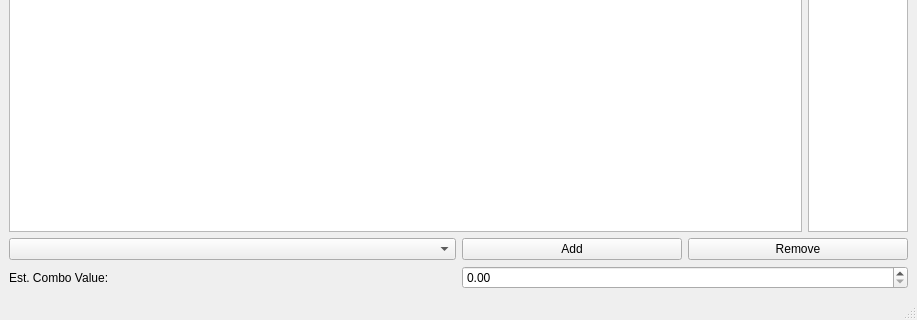
Inexorably/gwentCalc, file comboeditorwindow.ui: the form before one commit; both pictures show x 0 to 917 and y 235 to 555 of the 917 by 555 pixel window.
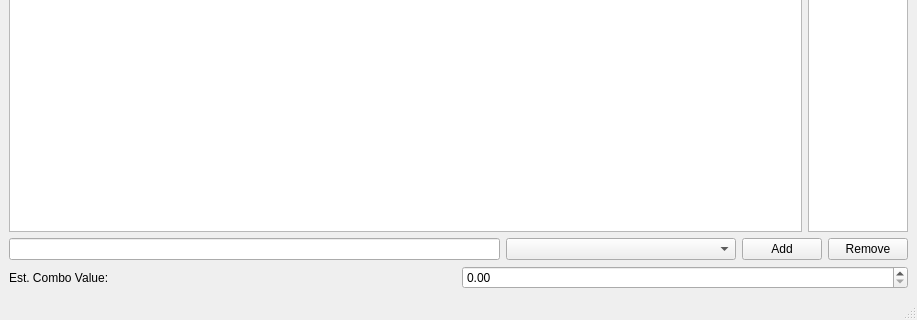
The form after the commit.

Commit message: Bravely abandoning QLineEdit signals in favor of QCompleter.

Diff of the .ui file:
```diff
--- a/comboeditorwindow.ui
+++ b/comboeditorwindow.ui
@@ -35,7 +35,17 @@
     <item row="1" column="0">
      <layout class="QHBoxLayout" name="horizontalLayout_3">
       <item>
-       <widget class="QComboBox" name="comboCardSelectionComboBox"/>
+       <widget class="QLineEdit" name="cardSelectionLineEdit"/>
+      </item>
+      <item>
+       <widget class="QComboBox" name="comboCardSelectionComboBox">
+        <property name="minimumSize">
+         <size>
+          <width>230</width>
+          <height>0</height>
+         </size>
+        </property>
+       </widget>
       </item>
       <item>
        <layout class="QHBoxLayout" name="horizontalLayout_2">
```
The commit also changes 7 other files.
